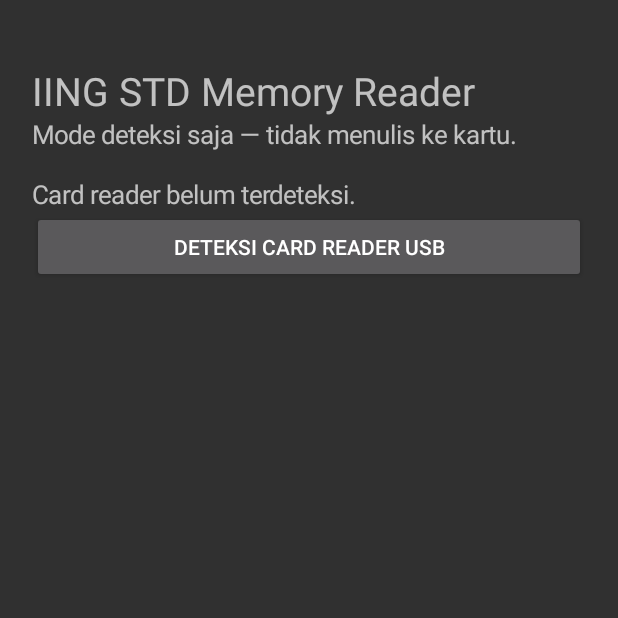
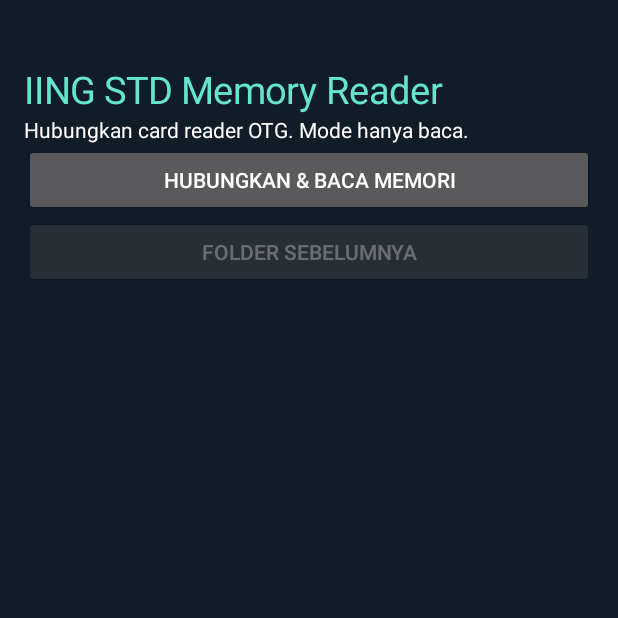
Before and after one commit to stdcrypto-boop/IING-STD-Memory-Reader, an Android app: the screen it shows after launch (MainActivity), on a phone screen of 412 x 824 dp, the top half of it. Run offline under Robolectric (Android 15) with nearby library versions, the phone set to English and light mode, and no system bars.

Commit message:
Connect USB permission, FAT browsing and private phone export

```diff
--- a/app/src/main/java/id/std/memoryreader/MainActivity.java
+++ b/app/src/main/java/id/std/memoryreader/MainActivity.java
@@ -1,7 +1,24 @@
 package id.std.memoryreader;
-import android.app.*;import android.os.*;import android.hardware.usb.*;import android.content.*;import android.widget.*;
+import android.app.*;import android.os.*;import android.hardware.usb.*;import android.content.*;import android.widget.*;import android.view.*;import java.io.*;import java.util.*;
 public class MainActivity extends Activity {
- TextView status; UsbManager manager;
- public void onCreate(Bundle b){super.onCreate(b);manager=(UsbManager)getSystemService(USB_SERVICE);LinearLayout l=new LinearLayout(this);l.setOrientation(1);l.setPadding(32,64,32,32);TextView title=new TextView(this);title.setText("IING STD Memory Reader");title.setTextSize(26);l.addView(title);status=new TextView(this);status.setTextSize(17);l.addView(status);Button scan=new Button(this);scan.setText("Deteksi card reader USB");l.addView(scan);scan.setOnClickListener(v->scan());setContentView(l);scan();}
- void scan(){StringBuilder s=new StringBuilder("Mode deteksi saja — tidak menulis ke kartu.\n\n");int n=0;for(UsbDevice d:manager.getDeviceList().values()){for(int i=0;i<d.getInterfaceCount();i++){UsbInterface f=d.getInterface(i);if(f.getInterfaceClass()==8){n++;s.append("USB ").append(d.getVendorId()).append(":").append(d.getProductId()).append("\n");s.append(f.getInterfaceSubclass()==6&&f.getInterfaceProtocol()==80?"SCSI BOT terdeteksi":"Protokol belum didukung").append("\n");}}}if(n==0)s.append("Card reader belum terdeteksi.");status.setText(s.toString());}
+ TextView status; UsbManager manager; LinearLayout rows; Button scan,back; ProgressBar progress; UsbDevice device; UsbInterface iface; UsbDisk disk; FatFiles files; final ArrayDeque<Long> history=new ArrayDeque<>(); long folder=0; boolean busy=false,closed=false; Thread worker;
+ final String action="id.std.memoryreader.USB_PERMISSION";
+ final BroadcastReceiver receiver=new BroadcastReceiver(){public void onReceive(Context c,Intent i){if(action.equals(i.getAction())&&!busy&&device!=null){if(manager.hasPermission(device))open();else status.setText("Izin USB ditolak");}}};
+ public void onCreate(Bundle b){super.onCreate(b);manager=(UsbManager)getSystemService(USB_SERVICE);if(Build.VERSION.SDK_INT>=33)registerReceiver(receiver,new IntentFilter(action),Context.RECEIVER_NOT_EXPORTED);else registerReceiver(receiver,new IntentFilter(action));
+ LinearLayout l=new LinearLayout(this);l.setOrientation(1);l.setPadding(24,64,24,24);l.setBackgroundColor(0xff101c28);
+ TextView title=new TextView(this);title.setText("IING STD Memory Reader");title.setTextColor(0xff65e4ce);title.setTextSize(25);l.addView(title);
+ status=new TextView(this);status.setTextColor(-1);status.setText("Hubungkan card reader OTG. Mode hanya baca.");l.addView(status);
+ scan=new Button(this);scan.setText("Hubungkan & baca memori");l.addView(scan);scan.setOnClickListener(v->connect());
+ back=new Button(this);back.setText("Folder sebelumnya");l.addView(back);back.setEnabled(false);back.setOnClickListener(v->{if(!history.isEmpty()){folder=history.pop();browse();}});
+ progress=new ProgressBar(this);progress.setVisibility(View.GONE);l.addView(progress);ScrollView scroll=new ScrollView(this);rows=new LinearLayout(this);rows.setOrientation(1);scroll.addView(rows);l.addView(scroll,new LinearLayout.LayoutParams(-1,0,1));setContentView(l);}
+ void connect(){if(busy)return;device=null;iface=null;int n=0;for(UsbDevice d:manager.getDeviceList().values())for(int i=0;i<d.getInterfaceCount();i++){UsbInterface f=d.getInterface(i);if(f.getInterfaceClass()==8&&f.getInterfaceSubclass()==6&&f.getInterfaceProtocol()==80){device=d;iface=f;n++;}}
+ if(n!=1){status.setText(n==0?"Card reader SCSI BOT belum terdeteksi":"Hubungkan satu card reader saja");return;}
+ if(manager.hasPermission(device))open();else manager.requestPermission(device,PendingIntent.getBroadcast(this,0,new Intent(action).setPackage(getPackageName()),PendingIntent.FLAG_IMMUTABLE));}
+ interface Work{void run()throws Exception;}
+ void task(Work work){if(busy||closed)return;busy=true;scan.setEnabled(false);back.setEnabled(false);rows.setEnabled(false);for(int i=0;i<rows.getChildCount();i++)rows.getChildAt(i).setEnabled(false);progress.setVisibility(View.VISIBLE);worker=new Thread(()->{try{work.run();}catch(Exception e){runOnUiThread(()->{if(!closed)status.setText("Gagal: "+e.getMessage());});}finally{if(closed&&disk!=null)disk.close();runOnUiThread(()->{if(closed)return;busy=false;scan.setEnabled(true);back.setEnabled(!history.isEmpty());for(int i=0;i<rows.getChildCount();i++)rows.getChildAt(i).setEnabled(true);progress.setVisibility(View.GONE);});}});worker.start();}
+ void open(){rows.removeAllViews();history.clear();folder=0;task(()->{if(disk!=null)disk.close();disk=null;files=null;disk=new UsbDisk(manager,device,iface);files=new FatFiles(FatVolume.discover(disk));load();});}
+ void browse(){task(()->load());}
+ void load()throws IOException{ArrayList<FatFiles.Entry> list=new ArrayList<>();files.list(folder,e->{if(list.size()>=5000)throw new IOException("Folder terlalu besar");list.add(e);});runOnUiThread(()->{if(closed)return;rows.removeAllViews();status.setText((files.v.fat32?"FAT32":"FAT16")+" | "+list.size()+" item");for(FatFiles.Entry e:list){Button b=new Button(this);b.setAllCaps(false);b.setText((e.directory?"📁 ":"")+e.name+(e.directory?"":" • "+e.size+" B"));rows.addView(b);b.setOnClickListener(v->{if(busy)return;if(e.directory){history.push(folder);folder=e.cluster;browse();}else new AlertDialog.Builder(this).setTitle(e.name).setMessage("Salin ke penyimpanan aplikasi di HP?").setPositiveButton("Salin",(d,w)->export(e)).setNegativeButton("Batal",null).show();});}});}
+ void export(FatFiles.Entry e){task(()->{File dir=new File(getFilesDir(),"Recovered");if(!dir.isDirectory()&&!dir.mkdirs())throw new IOException("Cannot create destination");String name=e.name.replaceAll("[^\\p{L}\\p{N}._ -]","_");if(name.isEmpty()||name.equals(".")||name.equals(".."))name="recovered";if(name.length()>100)name=name.substring(0,100);File target=File.createTempFile("recovered-","-"+name,dir);boolean ok=false;try{try(OutputStream out=new FileOutputStream(target)){files.copy(e,out);}ok=true;}finally{if(!ok)target.delete();}runOnUiThread(()->{if(!closed)status.setText("Tersalin ke penyimpanan privat aplikasi: "+target.getName());});});}
+ protected void onDestroy(){closed=true;unregisterReceiver(receiver);if(busy&&worker!=null)worker.interrupt();else if(disk!=null)disk.close();super.onDestroy();}
 }
```
